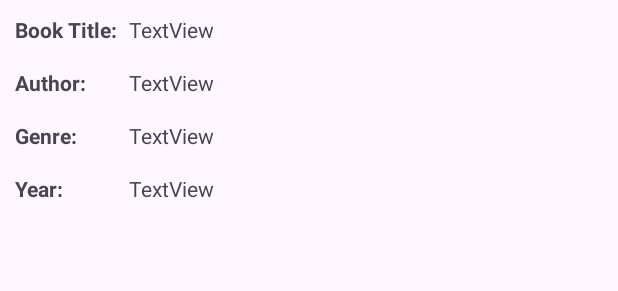
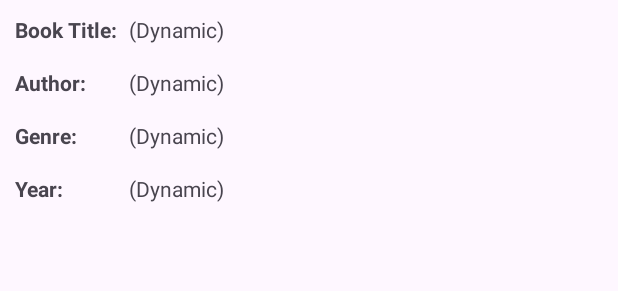
Before and after one commit to whlapinel/5180-assignment-7, an Android app: the layout fragment_book_details.xml on its own in the app's theme, with its tools: preview values and no code run, on a phone screen of 412 x 824 dp. Shown: the top 291 px of the screen. Run offline under Robolectric (Android 15) with nearby library versions, the phone set to English and light mode, and no system bars.

Commit message:
fix hard-coded strings

```diff
--- a/app/src/main/res/layout/fragment_book_details.xml
+++ b/app/src/main/res/layout/fragment_book_details.xml
@@ -49,7 +49,7 @@
         android:layout_width="0dp"
         android:layout_height="wrap_content"
         android:layout_marginStart="8dp"
-        android:text="TextView"
+        android:text="@string/dynamic"
         app:layout_constraintEnd_toEndOf="parent"
         app:layout_constraintStart_toEndOf="@+id/textView"
         app:layout_constraintTop_toTopOf="@+id/textView" />
@@ -59,7 +59,7 @@
         android:layout_width="0dp"
         android:layout_height="wrap_content"
         android:layout_marginTop="16dp"
-        android:text="TextView"
+        android:text="@string/dynamic"
         app:layout_constraintEnd_toEndOf="parent"
         app:layout_constraintStart_toStartOf="@+id/detailsTextViewBookTitle"
         app:layout_constraintTop_toBottomOf="@+id/detailsTextViewBookTitle" />
@@ -69,7 +69,7 @@
         android:layout_width="0dp"
         android:layout_height="wrap_content"
         android:layout_marginTop="16dp"
-        android:text="TextView"
+        android:text="@string/dynamic"
         app:layout_constraintEnd_toEndOf="parent"
         app:layout_constraintStart_toStartOf="@+id/detailsTextViewAuthorName"
         app:layout_constraintTop_toBottomOf="@+id/detailsTextViewAuthorName" />
@@ -79,7 +79,7 @@
         android:layout_width="0dp"
         android:layout_height="wrap_content"
         android:layout_marginTop="16dp"
-        android:text="TextView"
+        android:text="@string/dynamic"
         app:layout_constraintEnd_toEndOf="parent"
         app:layout_constraintStart_toStartOf="@+id/detailsTextViewGenre"
         app:layout_constraintTop_toBottomOf="@+id/detailsTextViewGenre" />
--- a/app/src/main/res/layout/genre_list_item.xml
+++ b/app/src/main/res/layout/genre_list_item.xml
@@ -10,7 +10,7 @@
         android:layout_width="wrap_content"
         android:layout_height="wrap_content"
         android:layout_marginStart="32dp"
-        android:text="Genre"
+        android:text="@string/genre"
         android:textSize="20sp"
         app:layout_constraintStart_toStartOf="parent"
         app:layout_constraintTop_toTopOf="parent" />
--- a/app/src/main/res/values/strings.xml
+++ b/app/src/main/res/values/strings.xml
@@ -7,4 +7,5 @@
     <string name="author">Author:</string>
     <string name="genre">Genre:</string>
     <string name="year">Year:</string>
+    <string name="dynamic">(Dynamic)</string>
 </resources>
```
Also changed, not shown: app/src/main/res/layout/book_list_item.xml (+4 -4 lines).
